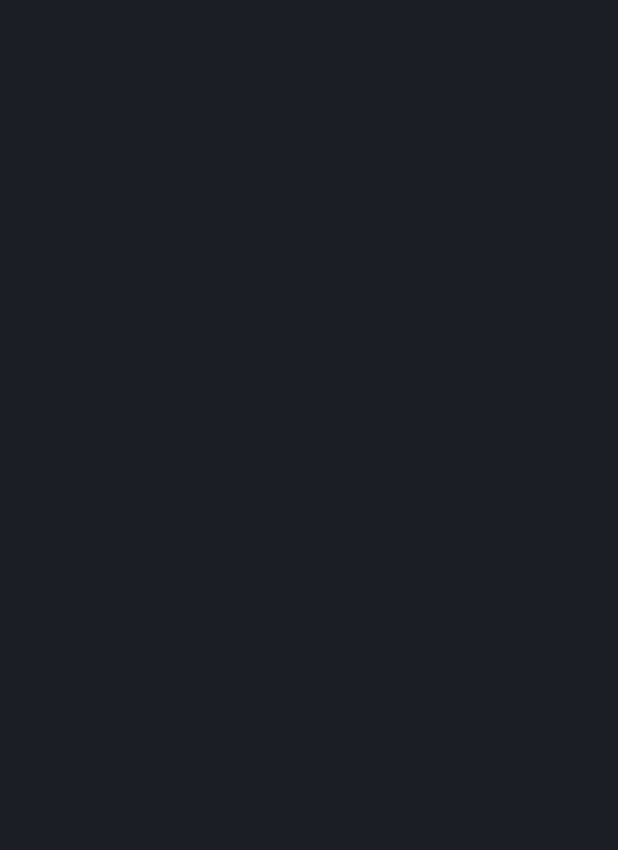
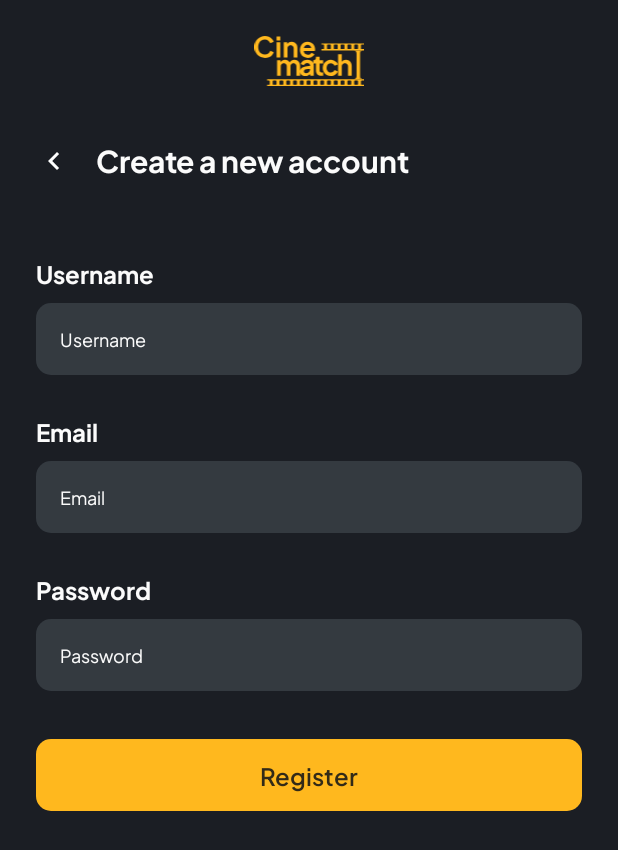
Before and after one commit to slepetbangkit/cinematch-frontend, an Android app: the RegisterActivity screen opened directly, with no data from a screen before it, on a phone screen of 412 x 824 dp. Before the commit the part shown is empty. Shown: the top 850 px of the screen. Run offline under Robolectric (Android 15) with nearby library versions, the phone set to English and light mode, and no system bars.

Commit message:
feat: register activity (#2)
* feat: register activity

* feat: register activity

```diff
--- a/app/src/main/res/layout/activity_login.xml
+++ b/app/src/main/res/layout/activity_login.xml
@@ -21,7 +21,7 @@
         android:id="@+id/backButton"
         android:layout_width="24dp"
         android:layout_height="24dp"
-        android:layout_marginStart="16dp"
+        android:layout_marginStart="24dp"
         android:layout_marginTop="4dp"
         app:layout_constraintBottom_toBottomOf="@+id/title"
         app:layout_constraintStart_toStartOf="parent"
@@ -46,7 +46,7 @@
         android:id="@+id/email_label"
         android:layout_width="wrap_content"
         android:layout_height="wrap_content"
-        android:layout_marginStart="16dp"
+        android:layout_marginStart="24dp"
         android:layout_marginTop="48dp"
         android:fontFamily="@font/plus_jakarta_sans_bold"
         android:textColor="@color/on_neutral"
@@ -59,10 +59,9 @@
         style="@style/EditText"
         android:id="@+id/edt_email"
         android:layout_width="match_parent"
-        android:layout_height="31dp"
-        android:layout_marginStart="16dp"
+        android:layout_height="48dp"
+        android:layout_marginHorizontal="24dp"
         android:layout_marginTop="8dp"
-        android:layout_marginEnd="16dp"
         android:fontFamily="@font/plus_jakarta_sans_regular"
         android:textSize="12sp"
         android:hint="@string/email"
@@ -74,7 +73,7 @@
         android:id="@+id/password_label"
         android:layout_width="wrap_content"
         android:layout_height="wrap_content"
-        android:layout_marginStart="16dp"
+        android:layout_marginStart="24dp"
         android:layout_marginTop="24dp"
         android:fontFamily="@font/plus_jakarta_sans_bold"
         android:textColor="@color/on_neutral"
@@ -87,10 +86,9 @@
         style="@style/EditText"
         android:id="@+id/edt_password"
         android:layout_width="match_parent"
-        android:layout_height="31dp"
-        android:layout_marginStart="16dp"
+        android:layout_height="48dp"
+        android:layout_marginHorizontal="24dp"
         android:layout_marginTop="8dp"
-        android:layout_marginEnd="16dp"
         android:fontFamily="@font/plus_jakarta_sans_regular"
         android:textSize="12sp"
         android:hint="@string/password"
@@ -101,13 +99,12 @@
     <Button
         style="@style/Button"
         android:layout_width="match_parent"
-        android:layout_height="31dp"
-        android:layout_marginStart="16dp"
+        android:layout_height="48dp"
+        android:layout_marginHorizontal="24dp"
         android:layout_marginTop="32dp"
-        android:layout_marginEnd="16dp"
         android:fontFamily="@font/plus_jakarta_sans_semi_bold"
         android:text="@string/login"
-        android:textSize="12sp"
+        android:textSize="16sp"
         app:layout_constraintTop_toBottomOf="@+id/edt_password"
         app:layout_constraintEnd_toEndOf="parent"
         app:layout_constraintStart_toStartOf="parent" />
--- a/app/src/main/res/layout/activity_register.xml
+++ b/app/src/main/res/layout/activity_register.xml
@@ -5,6 +5,138 @@
     android:id="@+id/main"
     android:layout_width="match_parent"
     android:layout_height="match_parent"
-    tools:context=".RegisterActivity">
+    tools:context=".LoginActivity">
+
+    <ImageView
+        android:id="@+id/logo"
+        android:layout_width="73dp"
+        android:layout_height="33dp"
+        android:layout_marginTop="24dp"
+        app:layout_constraintEnd_toEndOf="parent"
+        app:layout_constraintStart_toStartOf="parent"
+        app:layout_constraintTop_toTopOf="parent"
+        app:srcCompat="@drawable/logo" />
+
+    <ImageView
+        android:id="@+id/backButton"
+        android:layout_width="24dp"
+        android:layout_height="24dp"
+        android:layout_marginStart="24dp"
+        android:layout_marginTop="4dp"
+        app:layout_constraintBottom_toBottomOf="@+id/title"
+        app:layout_constraintStart_toStartOf="parent"
+        app:layout_constraintTop_toTopOf="@+id/title"
+        app:srcCompat="@drawable/baseline_chevron_left_24"
+        app:tint="@color/white" />
+
+    <TextView
+        android:id="@+id/title"
+        android:layout_width="wrap_content"
+        android:layout_height="wrap_content"
+        android:layout_marginStart="16dp"
+        android:layout_marginTop="32dp"
+        android:fontFamily="@font/plus_jakarta_sans_bold"
+        android:textColor="@color/on_neutral"
+        android:textSize="20sp"
+        android:text="@string/create_new_account"
+        app:layout_constraintStart_toEndOf="@+id/backButton"
+        app:layout_constraintTop_toBottomOf="@+id/logo" />
+
+    <TextView
+        android:id="@+id/uname_label"
+        android:layout_width="wrap_content"
+        android:layout_height="wrap_content"
+        android:layout_marginStart="24dp"
+        android:layout_marginTop="48dp"
+        android:fontFamily="@font/plus_jakarta_sans_bold"
+        android:textColor="@color/on_neutral"
+        android:textSize="16sp"
+        android:text="@string/username"
+        app:layout_constraintStart_toStartOf="parent"
+        app:layout_constraintTop_toBottomOf="@+id/title" />
+
+    <EditText
+        style="@style/EditText"
+        android:id="@+id/edt_uname"
+        android:layout_width="match_parent"
+        android:layout_height="48dp"
+        android:layout_marginHorizontal="24dp"
+        android:layout_marginTop="8dp"
+        android:fontFamily="@font/plus_jakarta_sans_regular"
+        android:textSize="12sp"
+        android:hint="@string/username"
+        android:inputType="text"
+        app:layout_constraintStart_toStartOf="parent"
+        app:layout_constraintEnd_toEndOf="parent"
+        app:layout_constraintTop_toBottomOf="@+id/uname_label" />
+
+    <TextView
+        android:id="@+id/email_label"
+        android:layout_width="wrap_content"
+        android:layout_height="wrap_content"
+        android:layout_marginStart="24dp"
+        android:layout_marginTop="24dp"
+        android:fontFamily="@font/plus_jakarta_sans_bold"
+        android:textColor="@color/on_neutral"
+        android:textSize="16sp"
+        android:text="@string/email"
+        app:layout_constraintStart_toStartOf="parent"
+        app:layout_constraintTop_toBottomOf="@+id/edt_uname" />
+
+    <EditText
+        style="@style/EditText"
+        android:id="@+id/edt_email"
+        android:layout_width="match_parent"
+        android:layout_height="48dp"
+        android:layout_marginHorizontal="24dp"
+        android:layout_marginTop="8dp"
+        android:fontFamily="@font/plus_jakarta_sans_regular"
+        android:textSize="12sp"
+        android:hint="@string/email"
+        android:inputType="textEmailAddress"
+        app:layout_constraintStart_toStartOf="parent"
+        app:layout_constraintEnd_toEndOf="parent"
+        app:layout_constraintTop_toBottomOf="@+id/email_label" />
+
+    <TextView
+        android:id="@+id/password_label"
+        android:layout_width="wrap_content"
+        android:layout_height="wrap_content"
+        android:layout_marginStart="24dp"
+        android:layout_marginTop="24dp"
+        android:fontFamily="@font/plus_jakarta_sans_bold"
+        android:textColor="@color/on_neutral"
+        android:textSize="16sp"
+        android:text="@string/password"
+        app:layout_constraintStart_toStartOf="parent"
+        app:layout_constraintTop_toBottomOf="@+id/edt_email" />
+
+    <EditText
+        style="@style/EditText"
+        android:id="@+id/edt_password"
+        android:layout_width="match_parent"
+        android:layout_height="48dp"
+        android:layout_marginHorizontal="24dp"
+        android:layout_marginTop="8dp"
+        android:fontFamily="@font/plus_jakarta_sans_regular"
+        android:textSize="12sp"
+        android:hint="@string/password"
+        android:inputType="textPassword"
+        app:layout_constraintStart_toStartOf="parent"
+        app:layout_constraintEnd_toEndOf="parent"
+        app:layout_constraintTop_toBottomOf="@+id/password_label" />
+
+    <Button
+        style="@style/Button"
+        android:layout_width="match_parent"
+        android:layout_height="48dp"
+        android:layout_marginHorizontal="24dp"
+        android:layout_marginTop="32dp"
+        android:fontFamily="@font/plus_jakarta_sans_semi_bold"
+        android:text="@string/register"
+        android:textSize="16sp"
+        app:layout_constraintTop_toBottomOf="@+id/edt_password"
+        app:layout_constraintEnd_toEndOf="parent"
+        app:layout_constraintStart_toStartOf="parent" />
 
 </androidx.constraintlayout.widget.ConstraintLayout>
--- a/app/src/main/res/values/strings.xml
+++ b/app/src/main/res/values/strings.xml
@@ -4,4 +4,7 @@
     <string name="email">Email</string>
     <string name="password">Password</string>
     <string name="login">Login</string>
+    <string name="create_new_account">Create a new account</string>
+    <string name="username">Username</string>
+    <string name="register">Register</string>
 </resources>
```
